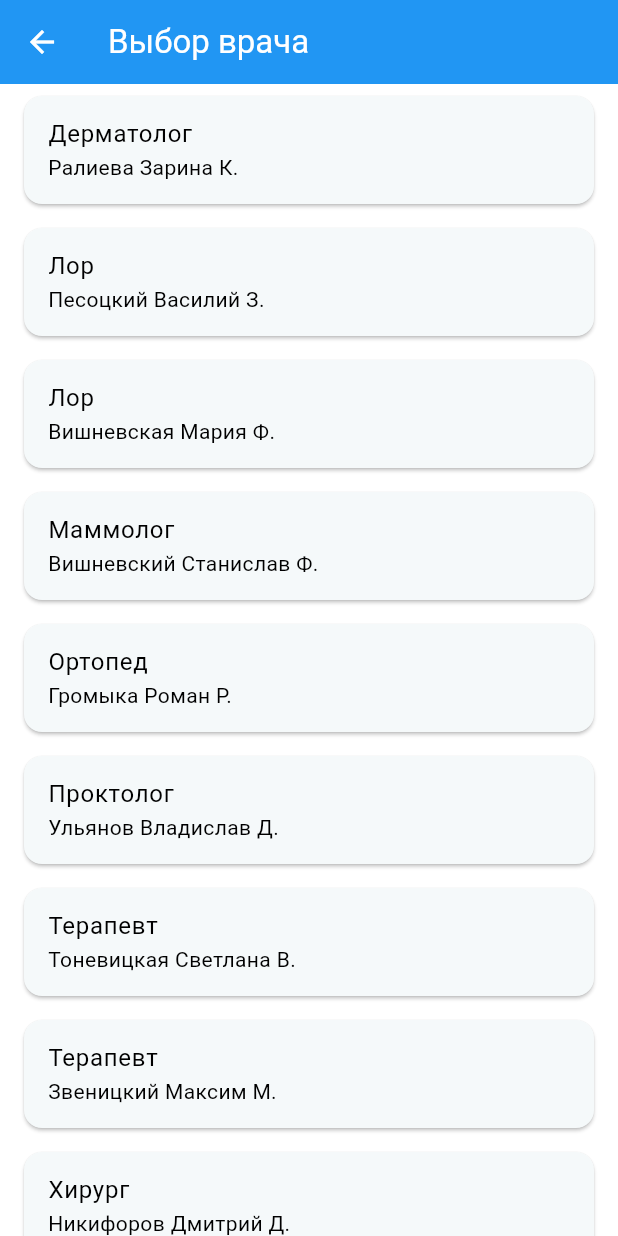
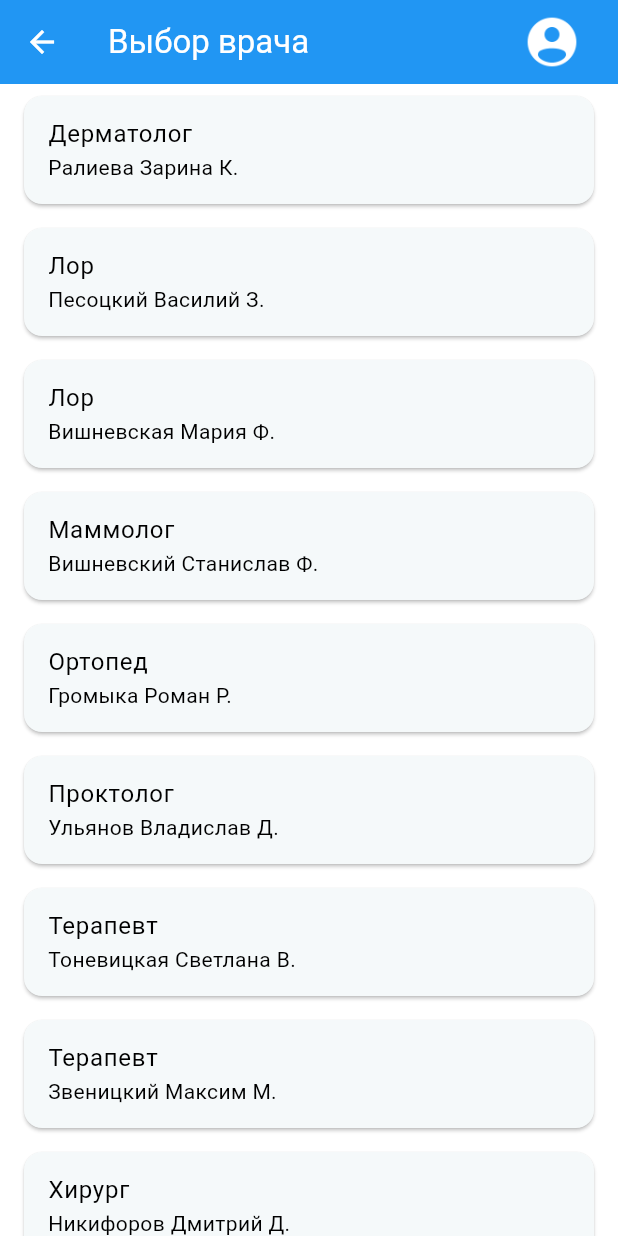
Before and after one commit to fkfkya/YourDoctor, a Flutter app: the screen it shows after launch, on a phone screen of 412 x 824 dp. Run offline on Flutter 3.47's test engine with Material 3 defaults, Android fonts, the phone set to English and light mode, and no system bars; our stand-ins replace dio, equatable, flutter_bloc, get_it; missing offline and left inert: pair.

Commit message:
+ profile icon + fixed profile

```diff
--- a/lib/views/doctor_list/presentation/pages/doctor_list_page.dart
+++ b/lib/views/doctor_list/presentation/pages/doctor_list_page.dart
@@ -2,7 +2,6 @@ import 'package:flutter/material.dart';
 import 'package:flutter_bloc/flutter_bloc.dart';
 import 'package:your_doctor/injection.dart';
 import '../widgets/loading_indicator.dart';
-import '../../domain/entities/doctor.dart';
 import '../bloc/doctor_list_bloc.dart';
 import '../bloc/doctor_list_event.dart';
 import '../bloc/doctor_list_state.dart';
@@ -18,7 +17,19 @@ class DoctorListPage extends StatelessWidget {
     return BlocProvider<DoctorListBloc>(
       create: (_) => getIt<DoctorListBloc>()..add(LoadDoctors()),
       child: Scaffold(
-        appBar: AppBar(title: const Text('Выбор врача')),
+        appBar: AppBar(
+            title: const Text('Выбор врача'),
+            actions: [
+              Padding(
+                padding: const EdgeInsets.only(right: 16.0),
+                child: IconButton(
+                  icon: Image.asset('assets/profile_icon.png'),
+                  onPressed: () {
+                    Navigator.pushNamed(context, '/profile');
+                  },
+                ),
+              ),
+            ],),
         body: BlocBuilder<DoctorListBloc, DoctorListState>(
           builder: (context, state) {
             if (state is DoctorListLoading) {
--- a/lib/views/profile/data/datasources/profile_remote_data_source.dart
+++ b/lib/views/profile/data/datasources/profile_remote_data_source.dart
@@ -1,7 +1,5 @@
 import '../models/user_appointment_model.dart';
 
-/// Источник данных для профиля
 abstract class ProfileRemoteDataSource {
-  /// Получить список записей текущего пользователя
   Future<List<UserAppointmentModel>> fetchUserAppointments();
 }
--- a/lib/views/profile/data/datasources/profile_repository_impl.dart
+++ b/lib/views/profile/data/datasources/profile_repository_impl.dart
@@ -11,8 +11,8 @@ class ProfileRepositoryImpl implements ProfileRepository {
   Future<List<UserAppointment>> getUserAppointments() async {
     final models = await remote.fetchUserAppointments();
     return models.map((m) => UserAppointment(
-      appointmentId: m.appointmentId,
-      doctorName: m.doctorName,
+      appointment_id: m.appointment_id,
+      doctor_id: m.doctor_id,
       time: m.time,
     )).toList();
   }
--- a/lib/views/profile/domain/repositories/profile_repository.dart
+++ b/lib/views/profile/domain/repositories/profile_repository.dart
@@ -1,7 +1,5 @@
 import '../entities/user_appointment.dart';
 
-/// Репозиторий профиля
 abstract class ProfileRepository {
-  /// Получить список записей пользователя
   Future<List<UserAppointment>> getUserAppointments();
 }
--- a/lib/views/profile/domain/usecases/get_user_appointments.dart
+++ b/lib/views/profile/domain/usecases/get_user_appointments.dart
@@ -1,7 +1,6 @@
 import '../repositories/profile_repository.dart';
 import '../entities/user_appointment.dart';
 
-/// Use-case для получения записей пользователя
 class GetUserAppointments {
   final ProfileRepository repository;
 
--- a/lib/views/profile/presentation/bloc/profile_event.dart
+++ b/lib/views/profile/presentation/bloc/profile_event.dart
@@ -5,5 +5,4 @@ abstract class ProfileEvent extends Equatable {
   List<Object?> get props => [];
 }
 
-/// Загрузить записи пользователя
 class LoadUserAppointments extends ProfileEvent {}
--- a/lib/views/profile/presentation/pages/profile_page.dart
+++ b/lib/views/profile/presentation/pages/profile_page.dart
@@ -12,7 +12,7 @@ class ProfilePage extends StatelessWidget {
   @override
   Widget build(BuildContext context) {
     return Scaffold(
-      appBar: AppBar(title: const Text('Профиль')),
+      appBar: AppBar(title: const Text('Ваши записи')),
       body: BlocProvider(
         create: (_) => context.read<ProfileBloc>()..add(LoadUserAppointments()),
         child: BlocBuilder<ProfileBloc, ProfileState>(
--- a/pubspec.yaml
+++ b/pubspec.yaml
@@ -33,5 +33,6 @@ dev_dependencies:
   json_serializable: ^6.6.1
 
 flutter:
-
+  assets:
+    - assets/profile_icon.png
   uses-material-design: true
```
Also changed, not shown: lib/views/profile/data/datasources/fake_profile_remote_data_source.dart (+11 -6 lines), lib/views/profile/data/models/user_appointment_model.dart (+8 -9 lines), lib/views/profile/domain/entities/user_appointment.dart (+4 -4 lines), lib/views/profile/presentation/widgets/appointment_card.dart (+16 -1 lines), assets/profile_icon.png (added).
